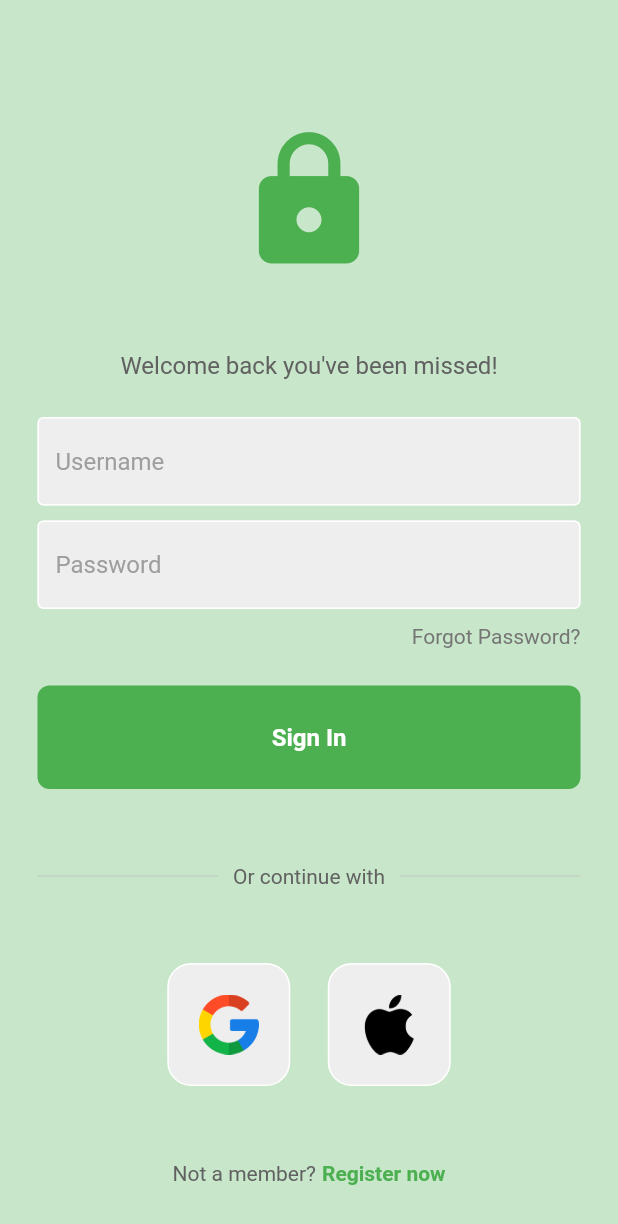
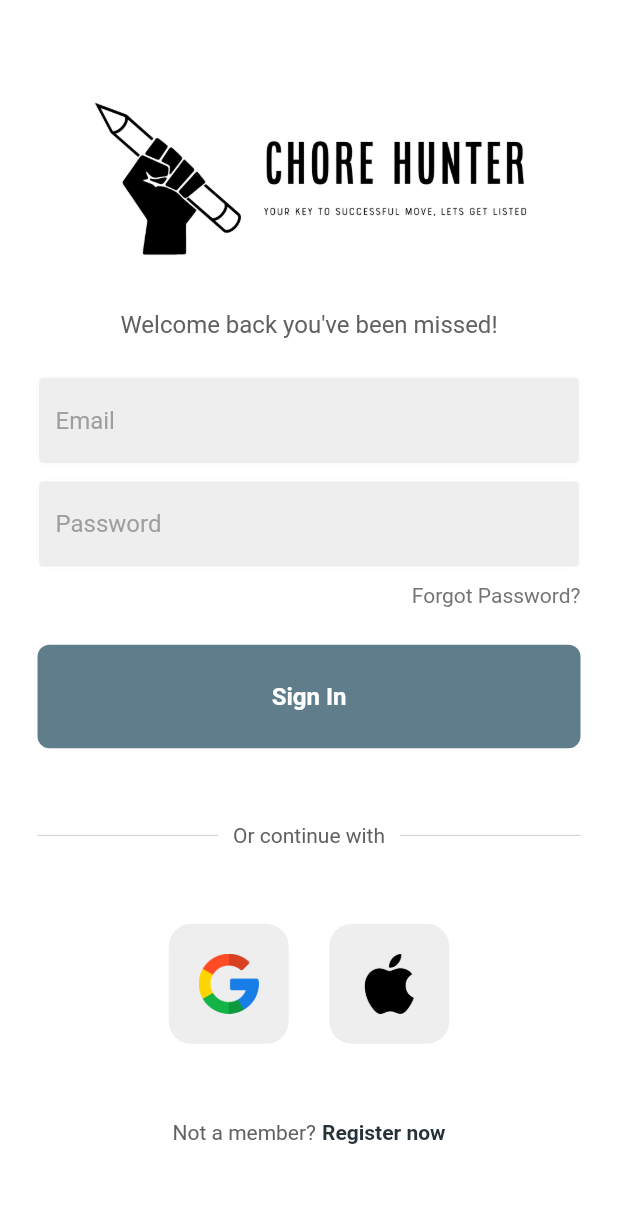
Before and after one commit to brnce/ToDo-App, a Flutter app: the screen it shows after launch, on a phone screen of 412 x 824 dp. Shown: the top 1224 px of the screen. Run offline on Flutter 3.47's test engine with Material 2 defaults, Android fonts, the phone set to English and light mode, and no system bars; our stand-ins replace firebase_auth, firebase_core, flutter_slidable, hive_flutter; accounts and stored records are empty.

Commit message:
Added Login and Register Function

```diff
--- a/chorehunter/lib/components/my_button.dart
+++ b/chorehunter/lib/components/my_button.dart
@@ -1,10 +1,14 @@
-
 import 'package:flutter/material.dart';
 
 class MyButton extends StatelessWidget {
   final Function()? onTap;
+  final String text;
 
-  const MyButton({super.key, required this.onTap});
+  const MyButton({
+    super.key,
+    required this.onTap,
+    required this.text,
+  });
 
   @override
   Widget build(BuildContext context) {
@@ -14,13 +18,13 @@ class MyButton extends StatelessWidget {
         padding: const EdgeInsets.all(25),
         margin: const EdgeInsets.symmetric(horizontal: 25),
         decoration: BoxDecoration(
-          color: Colors.green.shade500,
+          color: Colors.blueGrey,
           borderRadius: BorderRadius.circular(8),
         ),
-        child: const Center(
+        child: Center(
           child: Text(
-            "Sign In",
-            style: TextStyle(
+            text,
+            style: const TextStyle(
               color: Colors.white,
               fontWeight: FontWeight.bold,
               fontSize: 16,
--- /dev/null
+++ b/chorehunter/lib/data/user.dart
@@ -0,0 +1,15 @@
+class User {
+   String? id;
+   String? email;
+   String? password;
+
+  User({this.id, this.email, this.password});
+
+  Map<String, dynamic> toJson() {
+    final Map<String, dynamic> user = Map<String, dynamic>();
+    user["id"] = id;
+    user["email"] = this.email;
+    user["password"] = this.password;
+    return user;
+  }
+}
--- a/chorehunter/lib/main.dart
+++ b/chorehunter/lib/main.dart
@@ -1,9 +1,15 @@
+import 'package:chorehunter/pages/auth_page.dart';
 import 'package:chorehunter/pages/login_page.dart';
 import 'package:flutter/material.dart';
 import 'package:hive_flutter/hive_flutter.dart';
-import 'pages/home_page.dart';
+import 'package:firebase_core/firebase_core.dart';
+import 'firebase_options.dart';
 
 void main() async {
+  // init firebase
+  WidgetsFlutterBinding.ensureInitialized();
+  await Firebase.initializeApp(options: DefaultFirebaseOptions.currentPlatform);
+
   // init the hive
   await Hive.initFlutter();
 
@@ -20,8 +26,8 @@ class MyApp extends StatelessWidget {
   Widget build(BuildContext context) {
     return MaterialApp(
       debugShowCheckedModeBanner: false,
-      home: LoginPage(),
-      theme: ThemeData(primarySwatch: Colors.green),
+      home: AuthPage(),
+      theme: ThemeData(primarySwatch: Colors.blueGrey),
     );
   }
 }
--- /dev/null
+++ b/chorehunter/lib/pages/auth_page.dart
@@ -0,0 +1,27 @@
+import 'package:chorehunter/pages/home_page.dart';
+import 'package:firebase_auth/firebase_auth.dart';
+import 'package:flutter/material.dart';
+import 'login_or_register_page.dart';
+
+class AuthPage extends StatelessWidget {
+  const AuthPage({super.key});
+  @override
+  Widget build(BuildContext context) {
+    return Scaffold(
+      body: StreamBuilder<User?>(
+        stream: FirebaseAuth.instance.authStateChanges(),
+        builder: (context, snapshot) {
+          // user is logged in
+          if (snapshot.hasData) {
+            return HomePage();
+          }
+
+          // user is Not logged in
+          else {
+             return LoginOrRegisterPage();
+          }
+        },
+      ),
+    );
+  }
+}
--- /dev/null
+++ b/chorehunter/lib/pages/login_or_register_page.dart
@@ -0,0 +1,36 @@
+import 'package:flutter/material.dart';
+
+import 'login_page.dart';
+import 'register_page.dart';
+
+class LoginOrRegisterPage extends StatefulWidget {
+  const LoginOrRegisterPage({super.key});
+
+  @override
+  State<LoginOrRegisterPage> createState() => _LoginOrRegisterPageState();
+}
+
+class _LoginOrRegisterPageState extends State<LoginOrRegisterPage> {
+  // initially show login page
+  bool showLoginPage = true;
+
+  // toggle between login and register page
+  void togglePages() {
+    setState(() {
+      showLoginPage = !showLoginPage;
+    });
+  }
+
+  @override
+  Widget build(BuildContext context) {
+    if (showLoginPage) {
+      return LoginPage(
+        onTap: togglePages,
+      );
+    } else {
+      return RegisterPage(
+        onTap: togglePages,
+      );
+    }
+  }
+}
--- a/chorehunter/lib/pages/login_page.dart
+++ b/chorehunter/lib/pages/login_page.dart
@@ -1,46 +1,101 @@
+import 'package:firebase_auth/firebase_auth.dart';
 import 'package:flutter/material.dart';
 import '../components/my_button.dart';
 import '../components/my_textfield.dart';
 import '../components/square_tile.dart';
 
-class LoginPage extends StatelessWidget {
-  LoginPage({super.key});
+class LoginPage extends StatefulWidget {
+  final Function()? onTap;
+  const LoginPage({super.key, required this.onTap});
 
+  @override
+  State<LoginPage> createState() => _LoginPageState();
+}
+
+class _LoginPageState extends State<LoginPage> {
   // text editing controllers
-  final usernameController = TextEditingController();
+  final emailController = TextEditingController();
   final passwordController = TextEditingController();
 
   // sign user in method
-  void signUserIn() {}
+  void signUserIn() async {
+    // show loading circle
+    showDialog(
+      context: context,
+      builder: (context) {
+        return const Center(
+          child: CircularProgressIndicator(),
+        );
+      },
+    );
+
+    // try sign in
+    try {
+      await FirebaseAuth.instance.signInWithEmailAndPassword(
+        email: emailController.text,
+        password: passwordController.text,
+      );
+      // pop the loading circle
+      Navigator.pop(context);
+    } on FirebaseAuthException catch (e) {
+      // pop the loading circle
+      Navigator.pop(context);
+      // show error message
+      showErrorMessage(e.code);
+    }
+  }
+
+// error message to user
+  void showErrorMessage(String message) {
+    showDialog(
+      context: context,
+      builder: (context) {
+        return AlertDialog(
+          backgroundColor: Color(0XFFB0BEC5),
+          title: Center(
+            child: Text(
+              message,
+              style: const TextStyle(
+                  color: Colors.white, fontWeight: FontWeight.bold),
+            ),
+          ),
+        );
+      },
+    );
+  }
 
   @override
   Widget build(BuildContext context) {
     return Scaffold(
-      backgroundColor: Colors.green[100],
+      backgroundColor: Colors.white,
       body: SafeArea(
         child: Center(
           child: Column(
             mainAxisAlignment: MainAxisAlignment.center,
             children: [
-              const SizedBox(height: 50),
-
               // logo
-              const Icon(Icons.lock, size: 100, color: Colors.green),
-
-              const SizedBox(height: 50),
-
-              // Welcome Back Message
-              Text(
-                'Welcome back you\'ve been missed!',
-                style: TextStyle(color: Colors.grey[700], fontSize: 16),
+              Image.asset(
+                'lib/images/logo.png',
+                width: 375,
               ),
 
               const SizedBox(height: 25),
 
-              // username textfield
+              // welcome back, you've been missed!
+              Text(
+                'Welcome back you\'ve been missed!',
+                style: TextStyle(
+                  color: Colors.grey[700],
+                  fontSize: 16,
+                ),
+              ),
+
+              const SizedBox(height: 25),
+
+              // email textfield
               MyTextField(
-                controller: usernameController,
-                hintText: 'Username',
+                controller: emailController,
+                hintText: 'Email',
                 obscureText: false,
               ),
 
@@ -73,6 +128,7 @@ class LoginPage extends StatelessWidget {
 
               // sign in button
               MyButton(
+                text: "Sign In",
                 onTap: signUserIn,
               ),
 
@@ -133,11 +189,14 @@ class LoginPage extends StatelessWidget {
                     style: TextStyle(color: Colors.grey[700]),
                   ),
                   const SizedBox(width: 4),
-                  const Text(
-                    'Register now',
-                    style: TextStyle(
-                      color: Colors.green,
-                      fontWeight: FontWeight.bold,
+                  GestureDetector(
+                    onTap: widget.onTap,
+                    child: const Text(
+                      'Register now',
+                      style: TextStyle(
+                        color: Color(0XFF263238),
+                        fontWeight: FontWeight.bold,
+                      ),
                     ),
                   ),
                 ],
--- a/chorehunter/lib/util/dialog_box.dart
+++ b/chorehunter/lib/util/dialog_box.dart
@@ -18,7 +18,7 @@ class DialogBox extends StatelessWidget {
   @override
   Widget build(BuildContext context) {
     return AlertDialog(
-      backgroundColor: Colors.green,
+      backgroundColor: Colors.white,
       content: Container(
         height: 120,
         child: Column(
--- a/chorehunter/lib/util/todo_tile.dart
+++ b/chorehunter/lib/util/todo_tile.dart
@@ -31,7 +31,7 @@ class ToDoTile extends StatelessWidget {
         child: Container(
           padding: const EdgeInsets.all(24),
           decoration: BoxDecoration(
-            color: Colors.green,
+            color: Color(0XFFCFD8DC),
             borderRadius: BorderRadius.circular(12),
           ),
           child: Row(
```
Also changed, not shown: chorehunter/lib/pages/home_page.dart (+18 -3 lines), chorehunter/lib/pages/register_page.dart (added, +213 -0 lines), chorehunter/pubspec.yaml (+5 -2 lines), chorehunter/lib/components/my_textfield.dart (line endings or trailing spaces), chorehunter/lib/firebase_options.dart (added), chorehunter/lib/images/logo.png (added), chorehunter/pubspec.lock, 12 other files.
